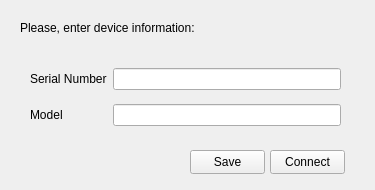
Qt form ui/dlg_enter_device_info.ui (mcsltd/mcs-inRat-monitor) before a commit.
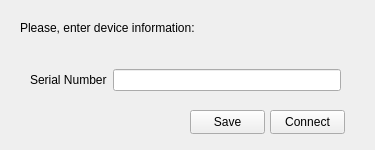
The same form after that commit.

Commit message: fix(device): delete model in dlg enter device

```diff
--- a/ui/dlg_enter_device_info.ui
+++ b/ui/dlg_enter_device_info.ui
@@ -7,7 +7,7 @@
     <x>0</x>
     <y>0</y>
     <width>375</width>
-    <height>190</height>
+    <height>150</height>
    </rect>
   </property>
   <property name="windowTitle">
@@ -32,13 +32,10 @@
      <x>30</x>
      <y>60</y>
      <width>311</width>
-     <height>76</height>
+     <height>41</height>
     </rect>
    </property>
    <layout class="QGridLayout" name="gridLayout">
-    <item row="1" column="1">
-     <widget class="QLineEdit" name="lineEditModelValue"/>
-    </item>
     <item row="0" column="0">
      <widget class="QLabel" name="labelSN">
       <property name="text">
@@ -49,20 +46,13 @@
     <item row="0" column="1">
      <widget class="QLineEdit" name="lineEditSNValue"/>
     </item>
-    <item row="1" column="0">
-     <widget class="QLabel" name="labelModel">
-      <property name="text">
-       <string>Model</string>
-      </property>
-     </widget>
-    </item>
    </layout>
   </widget>
   <widget class="QPushButton" name="pushButtonConnect">
    <property name="geometry">
     <rect>
      <x>270</x>
-     <y>150</y>
+     <y>110</y>
      <width>75</width>
      <height>24</height>
     </rect>
@@ -75,7 +65,7 @@
    <property name="geometry">
     <rect>
      <x>190</x>
-     <y>150</y>
+     <y>110</y>
      <width>75</width>
      <height>24</height>
     </rect>
```
The commit also changes 3 other files.
